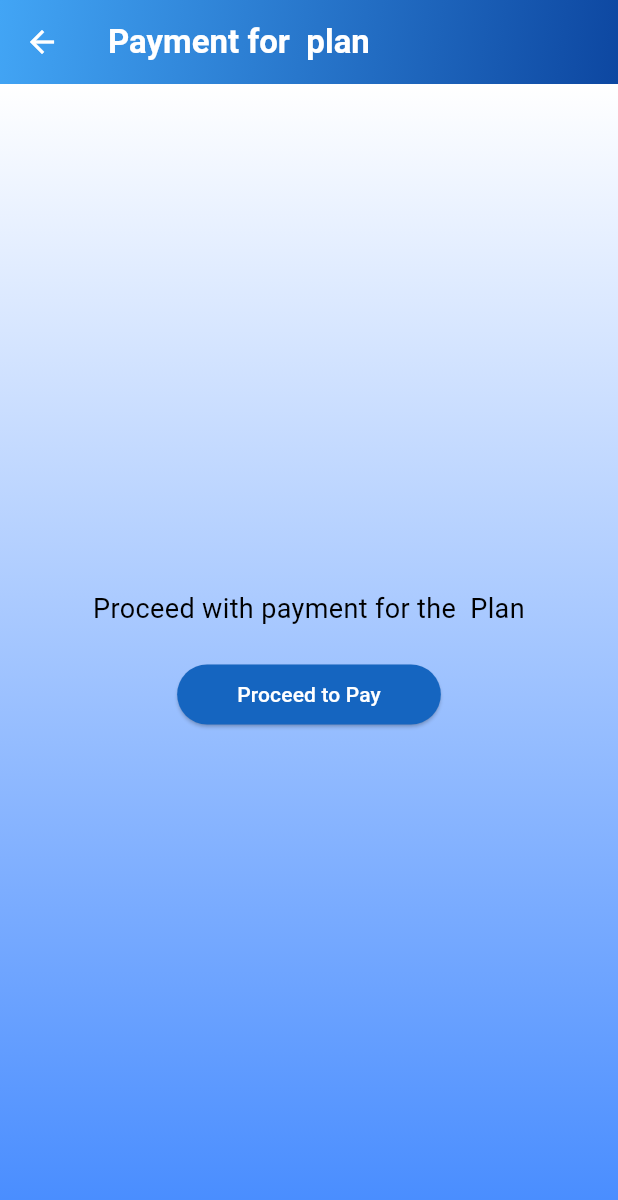
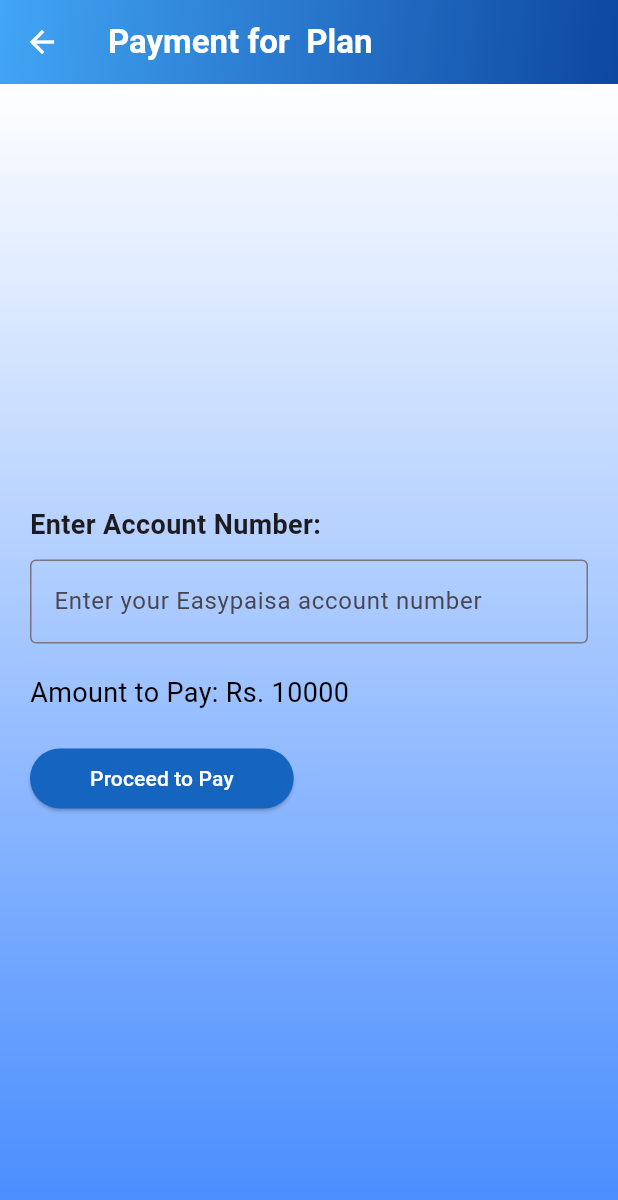
Before and after one commit to awaiismehmood/ClassMyte, a Flutter app: the PaymentScreen screen opened directly with empty values, on a phone screen of 412 x 824 dp. Shown: the top 1200 px of the screen. Run offline on Flutter 3.47's test engine with Material 3 defaults, Android fonts, the phone set to English and light mode, and no system bars; our stand-ins replace cloud_firestore, firebase_auth, firebase_core, flutter_local_notifications, google_mobile_ads, permission_handler and 1 more; accounts and stored records are empty.

```diff
--- a/lib/Students/addcontact_dialouge.dart
+++ b/lib/Students/addcontact_dialouge.dart
@@ -92,6 +92,7 @@ void showAddContactDialog(BuildContext context, Function refreshContacts,
                     TextField(
                       controller: nameController,
                       decoration: const InputDecoration(labelText: 'Name'),
+                       textCapitalization: TextCapitalization.words,
                     ),
                     // Class selection and new class input
                     Row(
@@ -149,6 +150,7 @@ void showAddContactDialog(BuildContext context, Function refreshContacts,
                     TextField(
                       controller: fatherController,
                       decoration: const InputDecoration(labelText: 'Father Name'),
+                      textCapitalization: TextCapitalization.words,
                     ),
                     // Date of birth input
                     TextField(
--- /dev/null
+++ b/lib/payment/logic.dart
@@ -0,0 +1,46 @@
+// payment_logic.dart
+
+import 'dart:async';
+
+class PaymentLogic {
+  static Future<bool> processPayment(String plan, String accountNumber, int amount) async {
+    // Simulate a delay for payment processing
+    await Future.delayed(const Duration(seconds: 2));
+
+    // Dummy response: you can simulate a successful or failed payment here
+    bool paymentSuccessful = _dummyPaymentApi(accountNumber, amount);
+
+    // You can replace this logic with the real API call once you have it
+    return paymentSuccessful;
+  }
+
+  // This is a dummy function simulating a payment API call
+  static bool _dummyPaymentApi(String accountNumber, int amount) {
+    // Dummy logic: accept any account number that starts with "03"
+    return accountNumber.startsWith("03");
+  }
+}
+
+//REAL CALL
+// import 'package:dio/dio.dart';
+
+// class PaymentLogic {
+//   static Future<bool> processPayment(String plan, String accountNumber, int amount) async {
+//     try {
+//       // Example API call to Easypaisa (replace with actual endpoint and parameters)
+//       var response = await Dio().post('https://easypaisa.api/payment', data: {
+//         'accountNumber': accountNumber,
+//         'amount': amount,
+//         // Add other required fields here
+//       });
+
+//       if (response.statusCode == 200) {
+//         return response.data['success'] == true; // Parse API response
+//       } else {
+//         return false;
+//       }
+//     } catch (e) {
+//       return false; // Handle any errors
+//     }
+//   }
+// }
--- a/lib/payment/payment_Screen.dart
+++ b/lib/payment/payment_Screen.dart
@@ -3,11 +3,11 @@
 import 'package:classmyte/data_management/getSubscribe.dart';
 import 'package:flutter/material.dart';
 
-class PaymentScreen extends StatelessWidget {
+class PaymentScreenTest extends StatelessWidget {
   final String plan;
   final ValueNotifier<bool> _isProcessing = ValueNotifier<bool>(false);
 
-  PaymentScreen({super.key, required this.plan});
+  PaymentScreenTest({super.key, required this.plan});
 
   @override
   Widget build(BuildContext context) {
--- /dev/null
+++ b/lib/payment/payment_UI.dart
@@ -0,0 +1,137 @@
+// payment_screen.dart
+
+import 'package:classmyte/payment/logic.dart';
+import 'package:flutter/material.dart';
+
+class PaymentScreen extends StatefulWidget {
+  final String plan;
+  const PaymentScreen({Key? key, required this.plan}) : super(key: key);
+
+  @override
+  _PaymentScreenState createState() => _PaymentScreenState();
+}
+
+class _PaymentScreenState extends State<PaymentScreen> {
+  final TextEditingController _accountNumberController = TextEditingController();
+  final ValueNotifier<bool> _isProcessing = ValueNotifier(false);
+
+  @override
+  void dispose() {
+    _accountNumberController.dispose();
+    super.dispose();
+  }
+
+  @override
+  Widget build(BuildContext context) {
+    // Pass the plan name and fee based on the plan
+    int fee = widget.plan == 'Month' ? 1000 : 10000;
+
+    return Scaffold(
+      appBar: AppBar(
+        iconTheme: const IconThemeData(color: Colors.white),
+        flexibleSpace: Container(
+          decoration: BoxDecoration(
+            gradient: LinearGradient(
+              colors: [Colors.blue.shade400, Colors.blue.shade900],
+              begin: Alignment.topLeft,
+              end: Alignment.bottomRight,
+            ),
+          ),
+        ),
+        title: Text(
+          'Payment for ${widget.plan} Plan',
+          style: const TextStyle(color: Colors.white, fontSize: 22, fontWeight: FontWeight.bold),
+        ),
+      ),
+      body: Container(
+        decoration: const BoxDecoration(
+          gradient: LinearGradient(
+            colors: [Colors.white, Colors.blueAccent],
+            begin: Alignment.topCenter,
+            end: Alignment.bottomCenter,
+          ),
+        ),
+        padding: const EdgeInsets.all(20),
+        child: Center(
+          child: ValueListenableBuilder<bool>(
+            valueListenable: _isProcessing,
+            builder: (context, isProcessing, child) {
+              return Column(
+                mainAxisAlignment: MainAxisAlignment.center,
+                crossAxisAlignment: CrossAxisAlignment.start,
+                children: [
+                  const Text(
+                    'Enter Account Number:',
+                    style: TextStyle(fontSize: 18, fontWeight: FontWeight.bold),
+                  ),
+                  const SizedBox(height: 10),
+                  TextField(
+                    controller: _accountNumberController,
+                    decoration: const InputDecoration(
+                      border: OutlineInputBorder(),
+                      hintText: 'Enter your Easypaisa account number',
+                    ),
+                    keyboardType: TextInputType.number,
+                  ),
+                  const SizedBox(height: 20),
+                  Text(
+                    'Amount to Pay: Rs. $fee',
+                    style: const TextStyle(fontSize: 18, color: Colors.black),
+                  ),
+                  const SizedBox(height: 20),
+                  ElevatedButton(
+                    onPressed: isProcessing
+                        ? null
+                        : () async {
+                            _isProcessing.value = true;
+                            String accountNumber = _accountNumberController.text;
+
+                            if (accountNumber.isEmpty) {
+                              _showError('Please enter your account number.');
+                              _isProcessing.value = false;
+                              return;
+                            }
+
+                            // Call payment logic to process payment
+                            bool success = await PaymentLogic.processPayment(
+                                widget.plan, accountNumber, fee);
+
+                            if (success) {
+                              // Payment successful, navigate back or show success
+                              ScaffoldMessenger.of(context).showSnackBar(SnackBar(
+                                content: Text('Payment successful for the ${widget.plan} Plan!'),
+                              ));
+                              Navigator.pop(context, true);
+                            } else {
+                              // Payment failed, show error
+                              _showError('Payment failed. Please try again.');
+                            }
+
+                            _isProcessing.value = false;
+                          },
+                    style: ElevatedButton.styleFrom(
+                      padding: const EdgeInsets.symmetric(horizontal: 40, vertical: 10),
+                      backgroundColor: Colors.blue[800],
+                    ),
+                    child: isProcessing
+                        ? const CircularProgressIndicator(
+                            valueColor: AlwaysStoppedAnimation<Color>(Colors.white),
+                          )
+                        : const Text('Proceed to Pay', style: TextStyle(color: Colors.white)),
+                  ),
+                ],
+              );
+            },
+          ),
+        ),
+      ),
+    );
+  }
+
+  // Show error message in a SnackBar
+  void _showError(String message) {
+    ScaffoldMessenger.of(context).showSnackBar(SnackBar(
+      content: Text(message, style: const TextStyle(color: Colors.red)),
+    ));
+  }
+}
--- a/lib/premium/subscription_screen.dart
+++ b/lib/premium/subscription_screen.dart
@@ -1,5 +1,6 @@
 import 'package:classmyte/data_management/getSubscribe.dart';
 import 'package:classmyte/payment/payment_Screen.dart';
+import 'package:classmyte/payment/payment_UI.dart';
 import 'package:flutter/material.dart';
 
 class SubscriptionScreen extends StatefulWidget {
@@ -55,7 +56,8 @@ class _SubscriptionScreenState extends State<SubscriptionScreen> {
 
   Future<void> _navigateToPaymentScreen() async {
     final result = await Navigator.of(context).push(
-      MaterialPageRoute(builder: (context) => PaymentScreen(plan: _selectedPlan.value)),
+      // MaterialPageRoute(builder: (context) => PaymentScreenTest(plan: _selectedPlan.value)),
+       MaterialPageRoute(builder: (context) => PaymentScreen(plan: _selectedPlan.value)),
     );
 
     if (result == true) {
--- a/lib/sms_screen/sms.dart
+++ b/lib/sms_screen/sms.dart
@@ -27,13 +27,14 @@ class _NewMessageScreenState extends State<NewMessageScreen> {
     super.initState();
     getContactList();
     subscriptionData
-        .checkSubscriptionStatus(); // Check subscription status on init
+    .checkSubscriptionStatus(); // Check subscription status on init
     _loadInterstitialAd();
   }
 
   void _loadInterstitialAd() {
     InterstitialAd.load(
       adUnitId: 'ca-app-pub-3940256099942544/1033173712', // Test ad unit ID
+      // adUnitId: 'ca-app-pub-6452085379535380/6875134840', // Real ad unit ID
       request: const AdRequest(),
       adLoadCallback: InterstitialAdLoadCallback(
         onAdLoaded: (InterstitialAd ad) {
```
Also changed, not shown: lib/main.dart (+30 -4 lines), lib/onboarding/onboarding.dart (+83 -8 lines), 2 other files.
